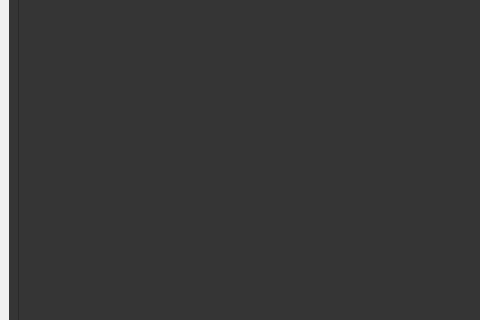
Qt form Layout.ui (Hass-Ali-Collabs/NetMo) before a commit; both pictures show x 0 to 480 and y 262 to 582 of the 1006 by 739 pixel window.
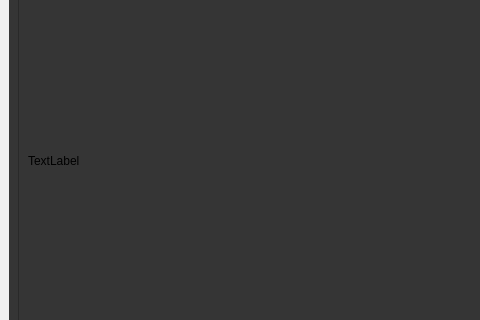
The same form after that commit.

```diff
--- a/Layout.ui
+++ b/Layout.ui
@@ -131,6 +131,15 @@
                   <height>514</height>
                  </rect>
                 </property>
+                <layout class="QHBoxLayout" name="horizontalLayout_7">
+                 <item>
+                  <widget class="QLabel" name="display">
+                   <property name="text">
+                    <string>TextLabel</string>
+                   </property>
+                  </widget>
+                 </item>
+                </layout>
                </widget>
               </widget>
              </item>
```
